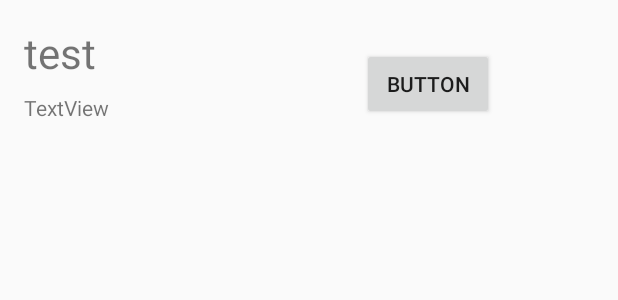
After one commit to PashanIrani/NWWalks, an Android app: the layout place_details.xml on its own in the app's theme, with its tools: preview values and no code run, on a phone screen of 412 x 824 dp. The commit adds this screen. Shown: the top 300 px of the screen. Run offline under Robolectric (Android 15) with nearby library versions, the phone set to English and light mode, and no system bars.

Commit message:
added a Bottom sheet menu, for place details

```diff
--- a/app/src/main/java/ca/bcit/comp37171/nwwalks/Finder.java
+++ b/app/src/main/java/ca/bcit/comp37171/nwwalks/Finder.java
@@ -69,6 +69,7 @@ public class Finder {
     }
 
     void handleRes(String response) {
+        Log.v(TAG, response);
         JsonObject jsonObject = new JsonParser().parse(response).getAsJsonObject();
         JsonElement res = jsonObject.get("results");
         Iterator<JsonElement> i;
@@ -90,6 +91,7 @@ public class Finder {
 
             p.setLocation(placeLocation.get("lat").getAsDouble(), placeLocation.get("lng").getAsDouble());
             p.setName(placeName);
+            p.setDistanceFromCurrentLocation("test");
             places.add(p);
         }
 
--- a/app/src/main/res/layout/activity_main.xml
+++ b/app/src/main/res/layout/activity_main.xml
@@ -43,6 +43,7 @@
             android:background="@null"
             android:ems="10"
             android:hint="Search here"
+            android:singleLine="true"
             android:imeOptions="actionDone"
             android:inputType="text" />
     </android.support.v7.widget.CardView>
--- /dev/null
+++ b/app/src/main/res/layout/place_details.xml
@@ -0,0 +1,42 @@
+<?xml version="1.0" encoding="utf-8"?>
+<android.support.constraint.ConstraintLayout xmlns:android="http://schemas.android.com/apk/res/android"
+    xmlns:app="http://schemas.android.com/apk/res-auto"
+    xmlns:tools="http://schemas.android.com/tools"
+    android:id="@+id/start_route_button"
+    android:layout_width="match_parent"
+    android:layout_height="match_parent">
+
+    <TextView
+        android:id="@+id/destination_name"
+        android:layout_width="225dp"
+        android:layout_height="38dp"
+        android:layout_marginStart="16dp"
+        android:layout_marginTop="16dp"
+        android:autoSizeMaxTextSize="100sp"
+        android:autoSizeMinTextSize="20sp"
+        android:autoSizeStepGranularity="2sp"
+        android:autoSizeTextType="uniform"
+        android:text="test"
+        app:layout_constraintStart_toStartOf="parent"
+        app:layout_constraintTop_toTopOf="parent" />
+
+    <TextView
+        android:id="@+id/distance"
+        android:layout_width="291dp"
+        android:layout_height="26dp"
+        android:layout_marginStart="16dp"
+        android:layout_marginTop="8dp"
+        android:text="TextView"
+        app:layout_constraintStart_toStartOf="parent"
+        app:layout_constraintTop_toBottomOf="@+id/destination_name" />
+
+    <Button
+        android:id="@+id/button3"
+        android:layout_width="wrap_content"
+        android:layout_height="wrap_content"
+        android:layout_marginTop="32dp"
+        android:text="Button"
+        app:layout_constraintStart_toEndOf="@+id/destination_name"
+        app:layout_constraintTop_toTopOf="parent" />
+
+</android.support.constraint.ConstraintLayout>
```
Also changed, not shown: app/src/main/java/ca/bcit/comp37171/nwwalks/MainActivity.java (+41 -7 lines), app/src/main/java/ca/bcit/comp37171/nwwalks/Place.java (+10 -1 lines), app/src/main/java/ca/bcit/comp37171/nwwalks/PlaceDetailsDialog.java (added, +35 -0 lines).
